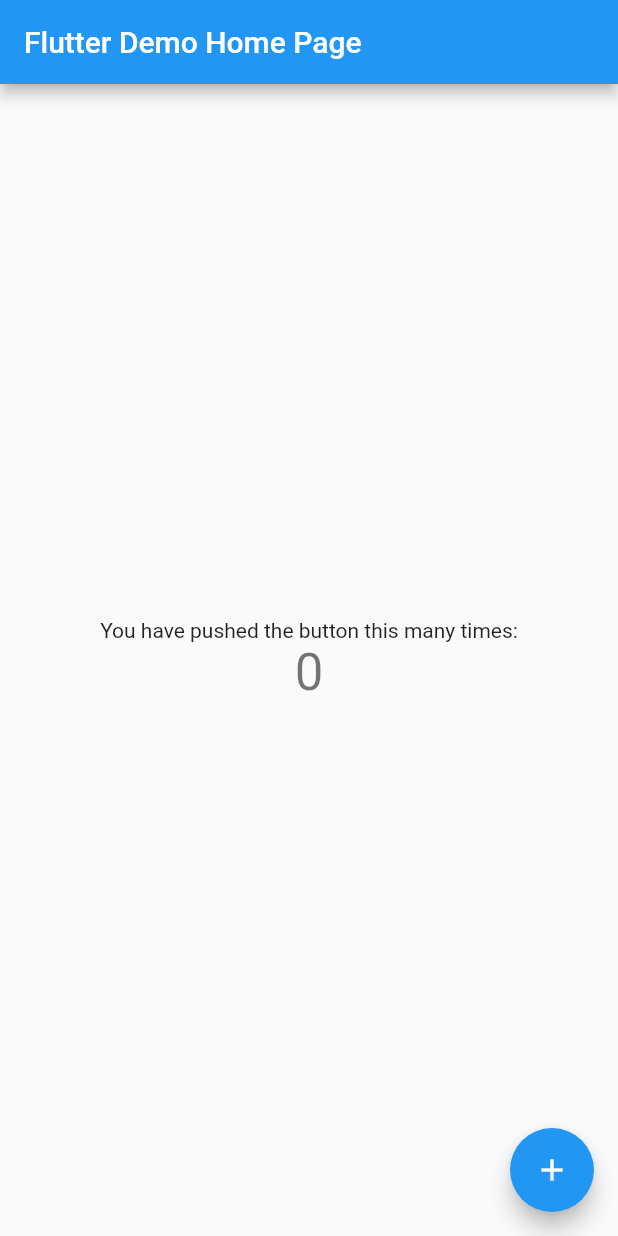
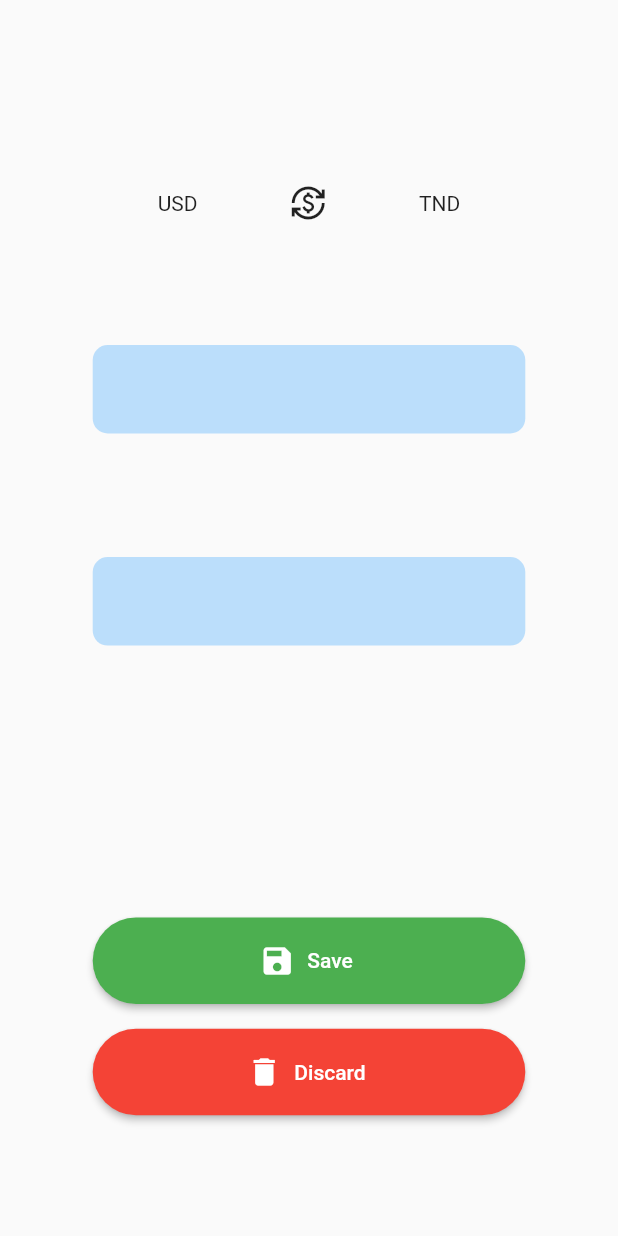
Before and after one commit to Ajlani-youssef/convertMe, a Flutter app: the screen it shows after launch, on a phone screen of 412 x 824 dp. Run offline on Flutter 3.47's test engine with Material 2 defaults, Android fonts, the phone set to English and light mode, and no system bars; accounts and stored records are empty.

Commit message:
home screen ui

```diff
--- /dev/null
+++ b/lib/config.dart
@@ -0,0 +1,5 @@
+import 'package:flutter/material.dart';
+
+class Config {
+  static final GlobalKey<NavigatorState> navigatorKey = GlobalKey<NavigatorState>();
+}
--- a/lib/main.dart
+++ b/lib/main.dart
@@ -1,3 +1,5 @@
+import 'package:convert_me/config.dart';
+import 'package:convert_me/screens/home/home_screen.dart';
 import 'package:flutter/material.dart';
 
 void main() {
@@ -11,105 +13,12 @@
   @override
   Widget build(BuildContext context) {
     return MaterialApp(
-      title: 'Flutter Demo',
+      title: 'Convert Me',
+      navigatorKey: Config.navigatorKey,
       theme: ThemeData(
-        // This is the theme of your application.
-        //
-        // Try running your application with "flutter run". You'll see the
-        // application has a blue toolbar. Then, without quitting the app, try
-        // changing the primarySwatch below to Colors.green and then invoke
-        // "hot reload" (press "r" in the console where you ran "flutter run",
-        // or simply save your changes to "hot reload" in a Flutter IDE).
-        // Notice that the counter didn't reset back to zero; the application
-        // is not restarted.
         primarySwatch: Colors.blue,
       ),
-      home: const MyHomePage(title: 'Flutter Demo Home Page'),
+      home: const HomeScreen(),
     );
   }
 }
-
-class MyHomePage extends StatefulWidget {
-  const MyHomePage({Key? key, required this.title}) : super(key: key);
-
-  // This widget is the home page of your application. It is stateful, meaning
-  // that it has a State object (defined below) that contains fields that affect
-  // how it looks.
-
-  // This class is the configuration for the state. It holds the values (in this
-  // case the title) provided by the parent (in this case the App widget) and
-  // used by the build method of the State. Fields in a Widget subclass are
-  // always marked "final".
-
-  final String title;
-
-  @override
-  State<MyHomePage> createState() => _MyHomePageState();
-}
-
-class _MyHomePageState extends State<MyHomePage> {
-  int _counter = 0;
-
-  void _incrementCounter() {
-    setState(() {
-      // This call to setState tells the Flutter framework that something has
-      // changed in this State, which causes it to rerun the build method below
-      // so that the display can reflect the updated values. If we changed
-      // _counter without calling setState(), then the build method would not be
-      // called again, and so nothing would appear to happen.
-      _counter++;
-    });
-  }
-
-  @override
-  Widget build(BuildContext context) {
-    // This method is rerun every time setState is called, for instance as done
-    // by the _incrementCounter method above.
-    //
-    // The Flutter framework has been optimized to make rerunning build methods
-    // fast, so that you can just rebuild anything that needs updating rather
-    // than having to individually change instances of widgets.
-    return Scaffold(
-      appBar: AppBar(
-        // Here we take the value from the MyHomePage object that was created by
-        // the App.build method, and use it to set our appbar title.
-        title: Text(widget.title),
-      ),
-      body: Center(
-        // Center is a layout widget. It takes a single child and positions it
-        // in the middle of the parent.
-        child: Column(
-          // Column is also a layout widget. It takes a list of children and
-          // arranges them vertically. By default, it sizes itself to fit its
-          // children horizontally, and tries to be as tall as its parent.
-          //
-          // Invoke "debug painting" (press "p" in the console, choose the
-          // "Toggle Debug Paint" action from the Flutter Inspector in Android
-          // Studio, or the "Toggle Debug Paint" command in Visual Studio Code)
-          // to see the wireframe for each widget.
-          //
-          // Column has various properties to control how it sizes itself and
-          // how it positions its children. Here we use mainAxisAlignment to
-          // center the children vertically; the main axis here is the vertical
-          // axis because Columns are vertical (the cross axis would be
-          // horizontal).
-          mainAxisAlignment: MainAxisAlignment.center,
-          children: <Widget>[
-            const Text(
-              'You have pushed the button this many times:',
-            ),
-            Text(
-              '$_counter',
-              style: Theme.of(context).textTheme.headline4,
-            ),
-          ],
-        ),
-      ),
-      floatingActionButton: FloatingActionButton(
-        onPressed: _incrementCounter,
-        tooltip: 'Increment',
-        child: const Icon(Icons.add),
-      ), // This trailing comma makes auto-formatting nicer for build methods.
-    );
-  }
-}
--- /dev/null
+++ b/lib/screens/home/home_screen.dart
@@ -0,0 +1,65 @@
+import 'package:convert_me/screens/shared/custom_button.dart';
+import 'package:flutter/material.dart';
+
+import '../shared/input.dart';
+
+class HomeScreen extends StatelessWidget {
+  const HomeScreen({Key? key}) : super(key: key);
+
+  @override
+  Widget build(BuildContext context) {
+    double deviceWidth = MediaQuery.of(context).size.width;
+    double deviceHeight = MediaQuery.of(context).size.height;
+    return SafeArea(
+      child: Scaffold(
+        body: SingleChildScrollView(
+          child: Column(
+            children: [
+              SizedBox(
+                height: deviceHeight * 0.15,
+              ),
+              Row(
+                mainAxisAlignment: MainAxisAlignment.center,
+                children: [
+                  Text("USD"),
+                  SizedBox(
+                    width: deviceWidth * 0.15,
+                  ),
+                  Icon(Icons.currency_exchange),
+                  SizedBox(
+                    width: deviceWidth * 0.15,
+                  ),
+                  Text("TND"),
+                ],
+              ),
+              SizedBox(
+                height: deviceHeight * 0.1,
+              ),
+              CustomInput(),
+              SizedBox(
+                height: deviceHeight * 0.1,
+              ),
+              CustomInput(),
+              SizedBox(
+                height: deviceHeight * 0.22,
+              ),
+              CustomButton(
+                text: "Save",
+                icon: Icons.save,
+                color: Colors.green,
+              ),
+              SizedBox(
+                height: deviceHeight * 0.02,
+              ),
+              CustomButton(
+                text: "Discard",
+                icon: Icons.delete,
+                color: Colors.red,
+              ),
+            ],
+          ),
+        ),
+      ),
+    );
+  }
+}
--- /dev/null
+++ b/lib/screens/shared/custom_button.dart
@@ -0,0 +1,31 @@
+import 'package:flutter/material.dart';
+
+class CustomButton extends StatelessWidget {
+  const CustomButton({
+    Key? key,
+    required this.text,
+    required this.icon,
+    required this.color,
+  }) : super(key: key);
+  final String text;
+  final IconData icon;
+  final Color color;
+
+  @override
+  Widget build(BuildContext context) {
+    double deviceWidth = MediaQuery.of(context).size.width;
+    double deviceHeight = MediaQuery.of(context).size.height;
+    return ElevatedButton.icon(
+      onPressed: () {},
+      icon: Icon(icon),
+      label: Text(text),
+      style: ElevatedButton.styleFrom(
+        primary: color,
+        fixedSize: Size(deviceWidth * 0.7, deviceHeight * 0.07),
+        shape: RoundedRectangleBorder(
+          borderRadius: BorderRadius.circular(deviceWidth * 0.07),
+        ),
+      ),
+    );
+  }
+}
--- /dev/null
+++ b/lib/screens/shared/input.dart
@@ -0,0 +1,24 @@
+import 'package:flutter/material.dart';
+
+class CustomInput extends StatelessWidget {
+  const CustomInput({Key? key}) : super(key: key);
+
+  @override
+  Widget build(BuildContext context) {
+    double deviceWidth = MediaQuery.of(context).size.width;
+    double deviceHeight = MediaQuery.of(context).size.height;
+    return SizedBox(
+      width: deviceWidth * 0.7,
+      child: TextField(
+        decoration: InputDecoration(
+          filled: true,
+          fillColor: Colors.blue.shade100,
+          border: OutlineInputBorder(
+            borderRadius: BorderRadius.circular(10),
+            borderSide: BorderSide.none,
+          ),
+        ),
+      ),
+    );
+  }
+}
```
